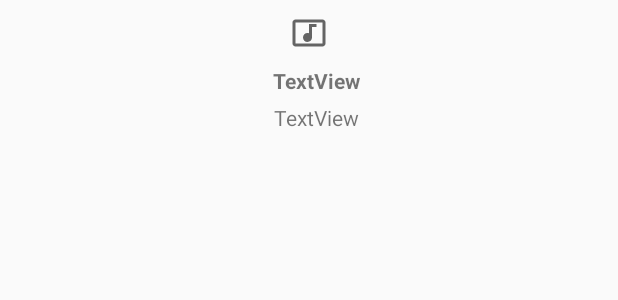
After one commit to AymericLeFeyer/TAC, an Android app: the layout track_item_grid.xml on its own in the app's theme, with its tools: preview values and no code run, on a phone screen of 412 x 824 dp. The commit adds this screen. Shown: the top 300 px of the screen. Run offline under Robolectric (Android 15) with nearby library versions, the phone set to English and light mode, and no system bars.

Commit message:
grid mode

```diff
--- a/Listify/app/src/main/java/fr/leftac/listify/view/HomeFragment.java
+++ b/Listify/app/src/main/java/fr/leftac/listify/view/HomeFragment.java
@@ -43,11 +43,6 @@ public class HomeFragment extends Fragment {
         NavController navController = navHostFragment.getNavController();
 
         View view = inflater.inflate(R.layout.fragment_home, container, false);
-//        Button button = view.findViewById(R.id.button);
-//
-//        button.setOnClickListener(v -> {
-//            navController.navigate(R.id.action_homeFragment_to_searchFragment);
-//        });
 
         viewPager = view.findViewById(R.id.pager);
         adapter = new HomeFragment.ScreenSlidePagerAdapter(this);
--- /dev/null
+++ b/Listify/app/src/main/res/layout/track_item_grid.xml
@@ -0,0 +1,61 @@
+<?xml version="1.0" encoding="utf-8"?>
+<androidx.constraintlayout.widget.ConstraintLayout xmlns:android="http://schemas.android.com/apk/res/android"
+    xmlns:app="http://schemas.android.com/apk/res-auto"
+    xmlns:tools="http://schemas.android.com/tools"
+    android:layout_width="match_parent"
+    android:layout_height="wrap_content">
+
+    <LinearLayout
+        android:layout_width="match_parent"
+        android:layout_height="0dp"
+        android:orientation="vertical"
+        app:layout_constraintEnd_toEndOf="parent"
+        app:layout_constraintStart_toStartOf="parent"
+        app:layout_constraintTop_toTopOf="parent">
+
+        <LinearLayout
+            android:layout_width="match_parent"
+            android:layout_height="wrap_content"
+            android:orientation="vertical">
+
+            <ImageView
+                android:id="@+id/album"
+                android:layout_width="match_parent"
+                android:layout_height="wrap_content"
+                android:layout_margin="10dp"
+                app:srcCompat="@drawable/ic_baseline_music_video_24" />
+
+            <LinearLayout
+                android:layout_width="match_parent"
+                android:layout_height="wrap_content"
+                android:layout_gravity="center_vertical"
+                android:layout_marginStart="10dp"
+                android:gravity="center_horizontal"
+                android:orientation="vertical"
+                android:textAlignment="gravity">
+
+                <TextView
+                    android:id="@+id/title"
+                    android:layout_width="wrap_content"
+                    android:layout_height="match_parent"
+                    android:layout_marginBottom="5dp"
+                    android:layout_weight="1"
+                    android:text="TextView"
+                    android:textAlignment="center"
+                    android:textStyle="bold" />
+
+                <TextView
+                    android:id="@+id/artist"
+                    android:layout_width="wrap_content"
+                    android:layout_height="wrap_content"
+                    android:layout_weight="1"
+                    android:text="TextView"
+                    android:textAlignment="center" />
+
+            </LinearLayout>
+
+        </LinearLayout>
+
+    </LinearLayout>
+
+</androidx.constraintlayout.widget.ConstraintLayout>
```
Also changed, not shown: Listify/app/src/main/java/fr/leftac/listify/model/adapter/TrackAdapter.java (+24 -3 lines), Listify/app/src/main/java/fr/leftac/listify/view/SearchFragment.java (+24 -4 lines), Listify/app/src/main/res/layout/fragment_search.xml (+9 -2 lines), Listify/app/src/main/res/layout/track_item_list.xml (renamed from Listify/app/src/main/res/layout/track_item.xml).
